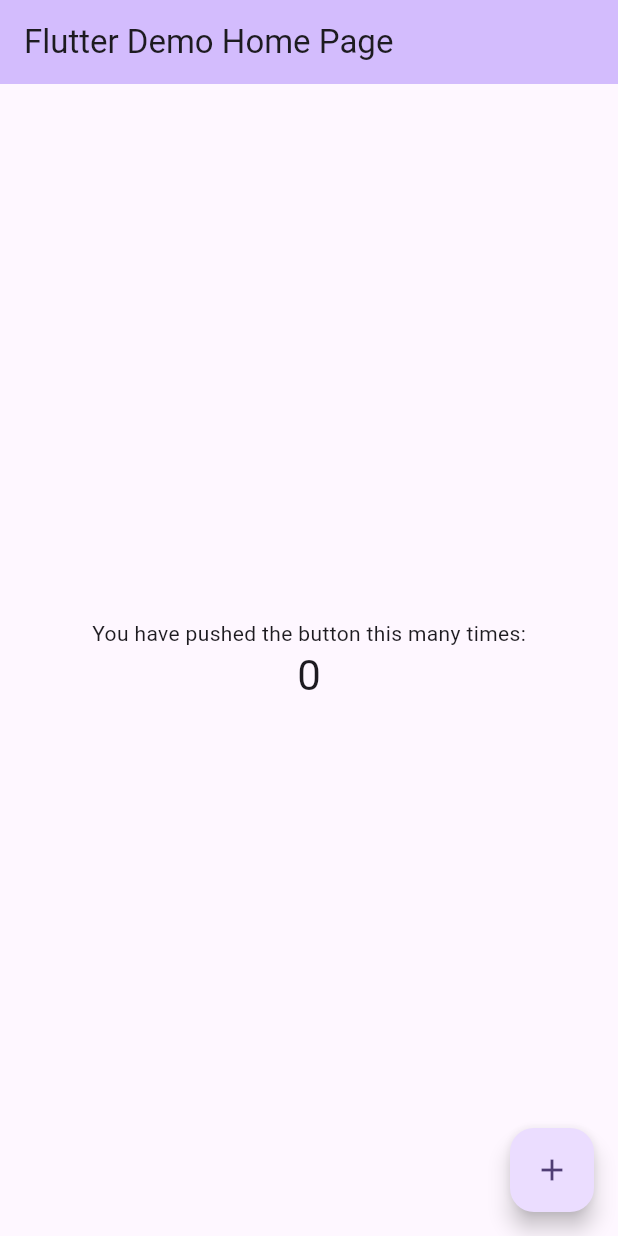
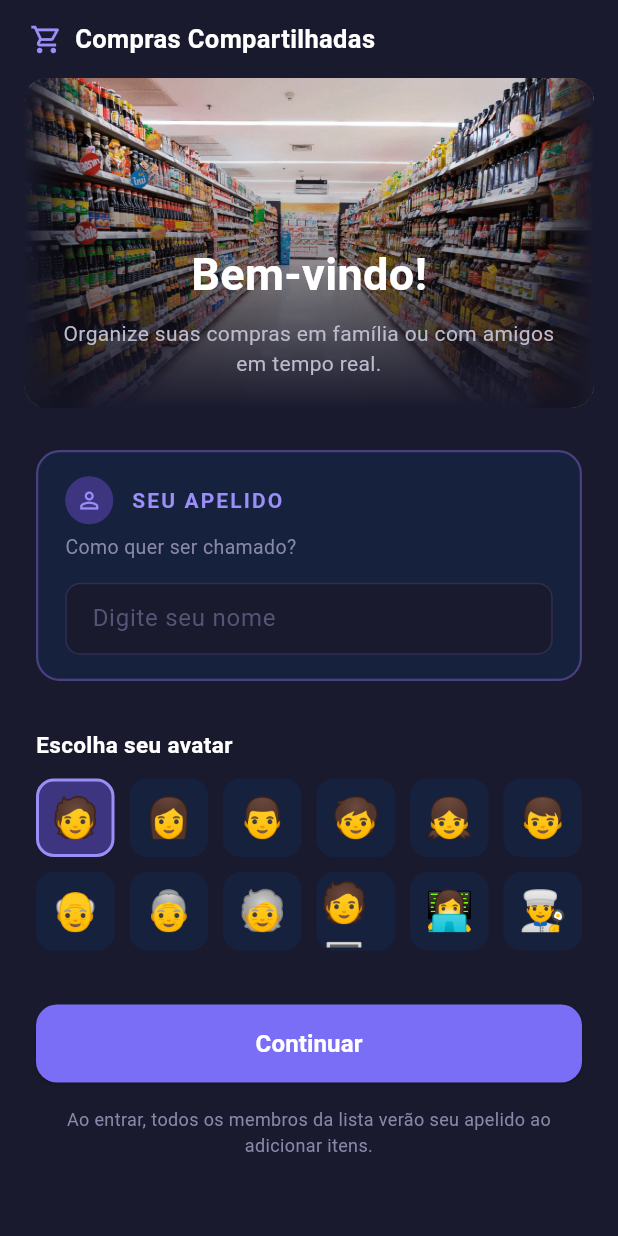
Before and after one commit to jacksonlmp/shopshare, a Flutter app: the screen it shows after launch, on a phone screen of 412 x 824 dp. Run offline on Flutter 3.47's test engine with Material 3 defaults, Android fonts, the phone set to English and light mode, and no system bars; our stand-ins replace dio, shared_preferences.

Commit message:
onboarding screen

```diff
--- a/app/lib/main.dart
+++ b/app/lib/main.dart
@@ -1,121 +1,75 @@
 import 'package:flutter/material.dart';
+import 'package:shared_preferences/shared_preferences.dart';
 
-void main() {
-  runApp(const MyApp());
+import 'package:shopshare/screens/onboarding_screen.dart';
+import 'package:shopshare/services/local_storage_service.dart';
+
+Future<void> main() async {
+  WidgetsFlutterBinding.ensureInitialized();
+  final SharedPreferences prefs = await SharedPreferences.getInstance();
+  final LocalStorageService storage = LocalStorageService(prefs);
+  runApp(ShopShareApp(hasUser: storage.hasUser));
 }
 
-class MyApp extends StatelessWidget {
-  const MyApp({super.key});
+class ShopShareApp extends StatelessWidget {
+  const ShopShareApp({super.key, required this.hasUser});
 
-  // This widget is the root of your application.
+  final bool hasUser;
+
   @override
   Widget build(BuildContext context) {
     return MaterialApp(
-      title: 'Flutter Demo',
+      title: 'Compras Compartilhadas',
+      debugShowCheckedModeBanner: false,
       theme: ThemeData(
-        // This is the theme of your application.
-        //
-        // TRY THIS: Try running your application with "flutter run". You'll see
-        // the application has a purple toolbar. Then, without quitting the app,
-        // try changing the seedColor in the colorScheme below to Colors.green
-        // and then invoke "hot reload" (save your changes or press the "hot
-        // reload" button in a Flutter-supported IDE, or press "r" if you used
-        // the command line to start the app).
-        //
-        // Notice that the counter didn't reset back to zero; the application
-        // state is not lost during the reload. To reset the state, use hot
-        // restart instead.
-        //
-        // This works for code too, not just values: Most code changes can be
-        // tested with just a hot reload.
-        colorScheme: .fromSeed(seedColor: Colors.deepPurple),
+        colorScheme: ColorScheme.fromSeed(
+          seedColor: const Color(0xFF7B6EF6),
+          brightness: Brightness.dark,
+        ),
+        useMaterial3: true,
       ),
-      home: const MyHomePage(title: 'Flutter Demo Home Page'),
+      home: _RootNavigator(hasUser: hasUser),
     );
   }
 }
 
-class MyHomePage extends StatefulWidget {
-  const MyHomePage({super.key, required this.title});
+/// Manages the top-level screen state:
+/// - [OnboardingScreen] when no user_id is stored
+/// - Placeholder home screen after onboarding completes (to be replaced later)
+class _RootNavigator extends StatefulWidget {
+  const _RootNavigator({required this.hasUser});
 
-  // This widget is the home page of your application. It is stateful, meaning
-  // that it has a State object (defined below) that contains fields that affect
-  // how it looks.
-
-  // This class is the configuration for the state. It holds the values (in this
-  // case the title) provided by the parent (in this case the App widget) and
-  // used by the build method of the State. Fields in a Widget subclass are
-  // always marked "final".
-
-  final String title;
+  final bool hasUser;
 
   @override
-  State<MyHomePage> createState() => _MyHomePageState();
+  State<_RootNavigator> createState() => _RootNavigatorState();
 }
 
-class _MyHomePageState extends State<MyHomePage> {
-  int _counter = 0;
+class _RootNavigatorState extends State<_RootNavigator> {
+  late bool _hasUser;
 
-  void _incrementCounter() {
-    setState(() {
-      // This call to setState tells the Flutter framework that something has
-      // changed in this State, which causes it to rerun the build method below
-      // so that the display can reflect the updated values. If we changed
-      // _counter without calling setState(), then the build method would not be
-      // called again, and so nothing would appear to happen.
-      _counter++;
-    });
+  @override
+  void initState() {
+    super.initState();
+    _hasUser = widget.hasUser;
   }
 
   @override
   Widget build(BuildContext context) {
-    // This method is rerun every time setState is called, for instance as done
-    // by the _incrementCounter method above.
-    //
-    // The Flutter framework has been optimized to make rerunning build methods
-    // fast, so that you can just rebuild anything that needs updating rather
-    // than having to individually change instances of widgets.
-    return Scaffold(
-      appBar: AppBar(
-        // TRY THIS: Try changing the color here to a specific color (to
-        // Colors.amber, perhaps?) and trigger a hot reload to see the AppBar
-        // change color while the other colors stay the same.
-        backgroundColor: Theme.of(context).colorScheme.inversePrimary,
-        // Here we take the value from the MyHomePage object that was created by
-        // the App.build method, and use it to set our appbar title.
-        title: Text(widget.title),
-      ),
+    if (!_hasUser) {
+      return OnboardingScreen(
+        onComplete: () => setState(() => _hasUser = true),
+      );
+    }
+
+    // Temporary placeholder — will be replaced with HomeScreen + go_router.
+    return const Scaffold(
+      backgroundColor: Color(0xFF1A1A2E),
       body: Center(
-        // Center is a layout widget. It takes a single child and positions it
-        // in the middle of the parent.
-        child: Column(
-          // Column is also a layout widget. It takes a list of children and
-          // arranges them vertically. By default, it sizes itself to fit its
-          // children horizontally, and tries to be as tall as its parent.
-          //
-          // Column has various properties to control how it sizes itself and
-          // how it positions its children. Here we use mainAxisAlignment to
-          // center the children vertically; the main axis here is the vertical
-          // axis because Columns are vertical (the cross axis would be
-          // horizontal).
-          //
-          // TRY THIS: Invoke "debug painting" (choose the "Toggle Debug Paint"
-          // action in the IDE, or press "p" in the console), to see the
-          // wireframe for each widget.
-          mainAxisAlignment: .center,
-          children: [
-            const Text('You have pushed the button this many times:'),
-            Text(
-              '$_counter',
-              style: Theme.of(context).textTheme.headlineMedium,
-            ),
-          ],
+        child: Text(
+          'Bem-vindo de volta! 🎉',
+          style: TextStyle(color: Colors.white, fontSize: 20),
         ),
-      ),
-      floatingActionButton: FloatingActionButton(
-        onPressed: _incrementCounter,
-        tooltip: 'Increment',
-        child: const Icon(Icons.add),
       ),
     );
   }
--- /dev/null
+++ b/app/lib/screens/onboarding_screen.dart
@@ -0,0 +1,467 @@
+import 'dart:developer';
+
+import 'package:dio/dio.dart';
+import 'package:flutter/material.dart';
+import 'package:flutter/services.dart';
+import 'package:shared_preferences/shared_preferences.dart';
+
+import 'package:shopshare/services/api_client.dart';
+import 'package:shopshare/services/local_storage_service.dart';
+
+const List<String> _kAvatarEmojis = [
+  '🧑',
+  '👩',
+  '👨',
+  '🧒',
+  '👧',
+  '👦',
+  '👴',
+  '👵',
+  '🧓',
+  '🧑‍💻',
+  '👩‍💻',
+  '👨‍🍳',
+];
+
+class OnboardingScreen extends StatefulWidget {
+  const OnboardingScreen({super.key, required this.onComplete});
+
+  final VoidCallback onComplete;
+
+  @override
+  State<OnboardingScreen> createState() => _OnboardingScreenState();
+}
+
+class _OnboardingScreenState extends State<OnboardingScreen> {
+  final TextEditingController _nameController = TextEditingController();
+  String _selectedEmoji = _kAvatarEmojis.first;
+  bool _isLoading = false;
+  String? _errorMessage;
+
+  @override
+  void dispose() {
+    _nameController.dispose();
+    super.dispose();
+  }
+
+  Future<void> _confirm() async {
+    final String name = _nameController.text.trim();
+    if (name.isEmpty) {
+      setState(() => _errorMessage = 'Digite seu nome para continuar.');
+      return;
+    }
+
+    setState(() {
+      _isLoading = true;
+      _errorMessage = null;
+    });
+
+    try {
+      final SharedPreferences prefs = await SharedPreferences.getInstance();
+      final ApiClient apiClient = ApiClient.create(prefs);
+
+      final Response<Map<String, dynamic>> response = await apiClient.dio.post(
+        '/api/users',
+        data: {'display_name': name, 'avatar_emoji': _selectedEmoji},
+      );
+
+      final Map<String, dynamic> body = response.data!;
+      final String userId = body['id'] as String;
+
+      final LocalStorageService storage = LocalStorageService(prefs);
+      await storage.saveUser(
+        userId: userId,
+        displayName: name,
+        avatarEmoji: _selectedEmoji,
+      );
+
+      widget.onComplete();
+    } on DioException catch (e) {
+      log('Onboarding API error', error: e, name: 'OnboardingScreen');
+      setState(() {
+        _errorMessage = 'Não foi possível criar o perfil. Tente novamente.';
+      });
+    } catch (e, stack) {
+      log(
+        'Onboarding unexpected error',
+        error: e,
+        stackTrace: stack,
+        name: 'OnboardingScreen',
+      );
+      setState(() {
+        _errorMessage = 'Algo deu errado. Tente novamente.';
+      });
+    } finally {
+      if (mounted) setState(() => _isLoading = false);
+    }
+  }
+
+  @override
+  Widget build(BuildContext context) {
+    return AnnotatedRegion<SystemUiOverlayStyle>(
+      value: SystemUiOverlayStyle.light,
+      child: Scaffold(
+        backgroundColor: const Color(0xFF1A1A2E),
+        body: SingleChildScrollView(
+          child: Column(
+            crossAxisAlignment: CrossAxisAlignment.stretch,
+            children: [
+              _HeroImage(),
+              Padding(
+                padding: const EdgeInsets.fromLTRB(24, 28, 24, 32),
+                child: Column(
+                  crossAxisAlignment: CrossAxisAlignment.stretch,
+                  children: [
+                    _NameField(
+                      controller: _nameController,
+                      errorMessage: _errorMessage,
+                    ),
+                    const SizedBox(height: 32),
+                    _EmojiPicker(
+                      selected: _selectedEmoji,
+                      onSelect: (emoji) =>
+                          setState(() => _selectedEmoji = emoji),
+                    ),
+                    const SizedBox(height: 36),
+                    _ConfirmButton(isLoading: _isLoading, onPressed: _confirm),
+                    const SizedBox(height: 16),
+                    const Text(
+                      'Ao entrar, todos os membros da lista verão seu apelido ao adicionar itens.',
+                      textAlign: TextAlign.center,
+                      style: TextStyle(color: Color(0xFF8888AA), fontSize: 12),
+                    ),
+                  ],
+                ),
+              ),
+            ],
+          ),
+        ),
+      ),
+    );
+  }
+}
+
+// ---------------------------------------------------------------------------
+// Sub-widgets
+// ---------------------------------------------------------------------------
+
+class _HeroImage extends StatelessWidget {
+  @override
+  Widget build(BuildContext context) {
+    return Column(
+      crossAxisAlignment: CrossAxisAlignment.stretch,
+      children: [
+        // ── App bar — solid dark background, separate from image ──────────
+        SafeArea(
+          bottom: false,
+          child: Padding(
+            padding: const EdgeInsets.symmetric(horizontal: 20, vertical: 14),
+            child: Row(
+              children: const [
+                Icon(
+                  Icons.shopping_cart_outlined,
+                  color: Color(0xFF9B8EF8),
+                  size: 22,
+                ),
+                SizedBox(width: 8),
+                Text(
+                  'Compras Compartilhadas',
+                  style: TextStyle(
+                    color: Colors.white,
+                    fontSize: 17,
+                    fontWeight: FontWeight.w600,
+                  ),
+                ),
+              ],
+            ),
+          ),
+        ),
+
+        // ── Hero image with margins, rounded corners and edge fades ──────
+        Padding(
+          padding: const EdgeInsets.symmetric(horizontal: 16),
+          child: Stack(
+            alignment: Alignment.bottomCenter,
+            children: [
+              // Image with rounded corners
+              ClipRRect(
+                borderRadius: BorderRadius.circular(16),
+                child: Container(
+                  height: 220,
+                  width: double.infinity,
+                  decoration: const BoxDecoration(
+                    image: DecorationImage(
+                      image: AssetImage('assets/images/supermarket.jpg'),
+                      fit: BoxFit.cover,
+                      onError: _handleImageError,
+                    ),
+                    color: Color(0xFF16213E),
+                  ),
+                ),
+              ),
+              // Bottom fade — transparent → dark
+              ClipRRect(
+                borderRadius: BorderRadius.circular(16),
+                child: Container(
+                  height: 220,
+                  decoration: const BoxDecoration(
+                    gradient: LinearGradient(
+                      begin: Alignment.topCenter,
+                      end: Alignment.bottomCenter,
+                      colors: [Colors.transparent, Color(0xFF1A1A2E)],
+                      stops: [0.2, 1.0],
+                    ),
+                  ),
+                ),
+              ),
+              // Left edge fade
+              ClipRRect(
+                borderRadius: BorderRadius.circular(16),
+                child: Container(
+                  height: 220,
+                  decoration: const BoxDecoration(
+                    gradient: LinearGradient(
+                      begin: Alignment.centerLeft,
+                      end: Alignment.center,
+                      colors: [Color(0xFF1A1A2E), Colors.transparent],
+                      stops: [0.0, 0.25],
+                    ),
+                  ),
+                ),
+              ),
+              // Right edge fade
+              ClipRRect(
+                borderRadius: BorderRadius.circular(16),
+                child: Container(
+                  height: 220,
+                  decoration: const BoxDecoration(
+                    gradient: LinearGradient(
+                      begin: Alignment.centerRight,
+                      end: Alignment.center,
+                      colors: [Color(0xFF1A1A2E), Colors.transparent],
+                      stops: [0.0, 0.25],
+                    ),
+                  ),
+                ),
+              ),
+              // Title sits in the faded bottom area
+              Padding(
+                padding: const EdgeInsets.fromLTRB(24, 0, 24, 20),
+                child: Column(
+                  mainAxisSize: MainAxisSize.min,
+                  children: const [
+                    Text(
+                      'Bem-vindo!',
+                      style: TextStyle(
+                        color: Colors.white,
+                        fontSize: 30,
+                        fontWeight: FontWeight.bold,
+                      ),
+                    ),
+                    SizedBox(height: 8),
+                    Text(
+                      'Organize suas compras em família ou com amigos em tempo real.',
+                      textAlign: TextAlign.center,
+                      style: TextStyle(color: Color(0xFFBBBBCC), fontSize: 14),
+                    ),
+                  ],
+                ),
+              ),
+            ],
+          ),
+        ),
+      ],
+    );
+  }
+}
+
+// Dart requires this to be a static / top-level function.
+void _handleImageError(Object error, StackTrace? stack) {}
+
+class _NameField extends StatelessWidget {
+  const _NameField({required this.controller, required this.errorMessage});
+
+  final TextEditingController controller;
+  final String? errorMessage;
+
+  @override
+  Widget build(BuildContext context) {
+    return Container(
+      decoration: BoxDecoration(
+        color: const Color(0xFF16213E),
+        borderRadius: BorderRadius.circular(16),
+        border: Border.all(color: const Color(0xFF4A4080), width: 1.5),
+      ),
+      padding: const EdgeInsets.symmetric(horizontal: 18, vertical: 16),
+      child: Column(
+        crossAxisAlignment: CrossAxisAlignment.start,
+        children: [
+          Row(
+            children: const [
+              CircleAvatar(
+                radius: 16,
+                backgroundColor: Color(0xFF3D3580),
+                child: Icon(
+                  Icons.person_outline,
+                  color: Color(0xFF9B8EF8),
+                  size: 18,
+                ),
+              ),
+              SizedBox(width: 12),
+              Text(
+                'SEU APELIDO',
+                style: TextStyle(
+                  color: Color(0xFF9B8EF8),
+                  fontSize: 14,
+                  fontWeight: FontWeight.w700,
+                  letterSpacing: 1.4,
+                ),
+              ),
+            ],
+          ),
+          const SizedBox(height: 6),
+          const Text(
+            'Como quer ser chamado?',
+            style: TextStyle(color: Color(0xFF8888AA), fontSize: 13),
+          ),
+          const SizedBox(height: 14),
+          TextField(
+            controller: controller,
+            style: const TextStyle(color: Colors.white),
+            decoration: InputDecoration(
+              hintText: 'Digite seu nome',
+              hintStyle: const TextStyle(color: Color(0xFF555577)),
+              border: OutlineInputBorder(
+                borderRadius: BorderRadius.circular(10),
+                borderSide: const BorderSide(color: Color(0xFF2E2E50)),
+              ),
+              enabledBorder: OutlineInputBorder(
+                borderRadius: BorderRadius.circular(10),
+                borderSide: const BorderSide(color: Color(0xFF2E2E50)),
+              ),
+              focusedBorder: OutlineInputBorder(
+                borderRadius: BorderRadius.circular(10),
+                borderSide: const BorderSide(color: Color(0xFF9B8EF8)),
+              ),
+              filled: true,
+              fillColor: const Color(0xFF1A1A2E),
+              contentPadding: const EdgeInsets.symmetric(
+                horizontal: 14,
+                vertical: 12,
+              ),
+              errorText: errorMessage,
+              errorStyle: const TextStyle(color: Color(0xFFFF6B6B)),
+            ),
+          ),
+        ],
+      ),
+    );
+  }
+}
+
+class _EmojiPicker extends StatelessWidget {
+  const _EmojiPicker({required this.selected, required this.onSelect});
+
+  final String selected;
+  final ValueChanged<String> onSelect;
+
+  @override
+  Widget build(BuildContext context) {
+    return Column(
+      crossAxisAlignment: CrossAxisAlignment.start,
+      children: [
+        const Text(
+          'Escolha seu avatar',
+          style: TextStyle(
+            color: Colors.white,
+            fontSize: 15,
+            fontWeight: FontWeight.w600,
+          ),
+        ),
+        const SizedBox(height: 12),
+        GridView.builder(
+          shrinkWrap: true,
+          physics: const NeverScrollableScrollPhysics(),
+          gridDelegate: const SliverGridDelegateWithFixedCrossAxisCount(
+            crossAxisCount: 6,
+            crossAxisSpacing: 10,
+            mainAxisSpacing: 10,
+          ),
+          itemCount: _kAvatarEmojis.length,
+          itemBuilder: (context, index) {
+            final String emoji = _kAvatarEmojis[index];
+            final bool isSelected = emoji == selected;
+
+            return GestureDetector(
+              onTap: () => onSelect(emoji),
+              child: AnimatedContainer(
+                duration: const Duration(milliseconds: 150),
+                decoration: BoxDecoration(
+                  color: isSelected
+                      ? const Color(0xFF3D3580)
+                      : const Color(0xFF16213E),
+                  borderRadius: BorderRadius.circular(12),
+                  border: Border.all(
+                    color: isSelected
+                        ? const Color(0xFF9B8EF8)
+                        : Colors.transparent,
+                    width: 2,
+                  ),
+                ),
+                alignment: Alignment.center,
+                child: Text(
+                  emoji,
+                  style: const TextStyle(
+                    fontSize: 26,
+                    fontFamily: 'NotoColorEmoji',
+                  ),
+                ),
+              ),
+            );
+          },
+        ),
+      ],
+    );
+  }
+}
+
+class _ConfirmButton extends StatelessWidget {
+  const _ConfirmButton({required this.isLoading, required this.onPressed});
+
+  final bool isLoading;
+  final VoidCallback onPressed;
+
+  @override
+  Widget build(BuildContext context) {
+    return SizedBox(
+      height: 52,
+      child: ElevatedButton(
+        onPressed: isLoading ? null : onPressed,
+        style: ElevatedButton.styleFrom(
+          backgroundColor: const Color(0xFF7B6EF6),
+          disabledBackgroundColor: const Color(0xFF4A4580),
+          shape: RoundedRectangleBorder(
+            borderRadius: BorderRadius.circular(14),
+          ),
+        ),
+        child: isLoading
+            ? const SizedBox(
+                height: 22,
+                width: 22,
+                child: CircularProgressIndicator(
+                  color: Colors.white,
+                  strokeWidth: 2.5,
+                ),
+              )
+            : const Text(
+                'Continuar',
+                style: TextStyle(
+                  color: Colors.white,
+                  fontSize: 16,
+                  fontWeight: FontWeight.w600,
+                ),
+              ),
+      ),
+    );
+  }
+}
--- a/app/lib/services/api_client.dart
+++ b/app/lib/services/api_client.dart
@@ -1,11 +1,15 @@
 import 'dart:developer';
+import 'dart:io';
 
 import 'package:dio/dio.dart';
 import 'package:shared_preferences/shared_preferences.dart';
 
-// Base URL for Android emulator (10.0.2.2 maps to host machine's localhost).
+// Resolves the API base URL at runtime:
+// - Android emulator: 10.0.2.2 maps to the host machine's localhost.
+// - All other platforms (Linux desktop, iOS simulator, etc.): use localhost.
 // Move to AppConfig with --dart-define when environment configuration is added.
-const String _kBaseUrl = 'http://10.0.2.2:8080';
+String get _kBaseUrl =>
+    Platform.isAndroid ? 'http://10.0.2.2:8080' : 'http://localhost:8080';
 
 // SharedPreferences key — must match the value used in LocalStorageService.
 const String _kUserIdKey = 'user_id';
--- /dev/null
+++ b/app/lib/services/local_storage_service.dart
@@ -0,0 +1,40 @@
+import 'package:shared_preferences/shared_preferences.dart';
+
+/// Central definition of all SharedPreferences keys.
+/// Must stay in sync with the private constant in [ApiClient].
+abstract final class LocalStorageKeys {
+  static const String userId = 'user_id';
+  static const String displayName = 'display_name';
+  static const String avatarEmoji = 'avatar_emoji';
+}
+
+class LocalStorageService {
+  const LocalStorageService(this._prefs);
+
+  final SharedPreferences _prefs;
+
+  Future<void> saveUser({
+    required String userId,
+    required String displayName,
+    required String avatarEmoji,
+  }) async {
+    await Future.wait([
+      _prefs.setString(LocalStorageKeys.userId, userId),
+      _prefs.setString(LocalStorageKeys.displayName, displayName),
+      _prefs.setString(LocalStorageKeys.avatarEmoji, avatarEmoji),
+    ]);
+  }
+
+  String? get userId => _prefs.getString(LocalStorageKeys.userId);
+  String? get displayName => _prefs.getString(LocalStorageKeys.displayName);
+  String? get avatarEmoji => _prefs.getString(LocalStorageKeys.avatarEmoji);
+  bool get hasUser => userId != null;
+
+  Future<void> clearUser() async {
+    await Future.wait([
+      _prefs.remove(LocalStorageKeys.userId),
+      _prefs.remove(LocalStorageKeys.displayName),
+      _prefs.remove(LocalStorageKeys.avatarEmoji),
+    ]);
+  }
+}
```
Also changed, not shown: app/assets/images/supermarket.jpg (added), 2 other files.
